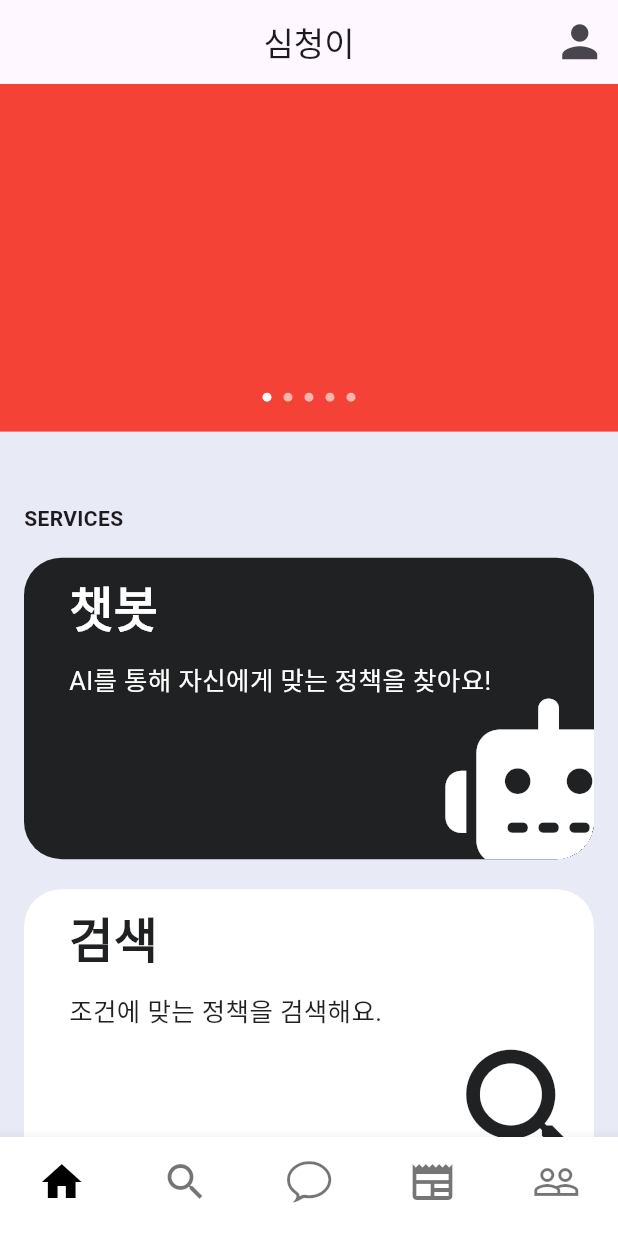
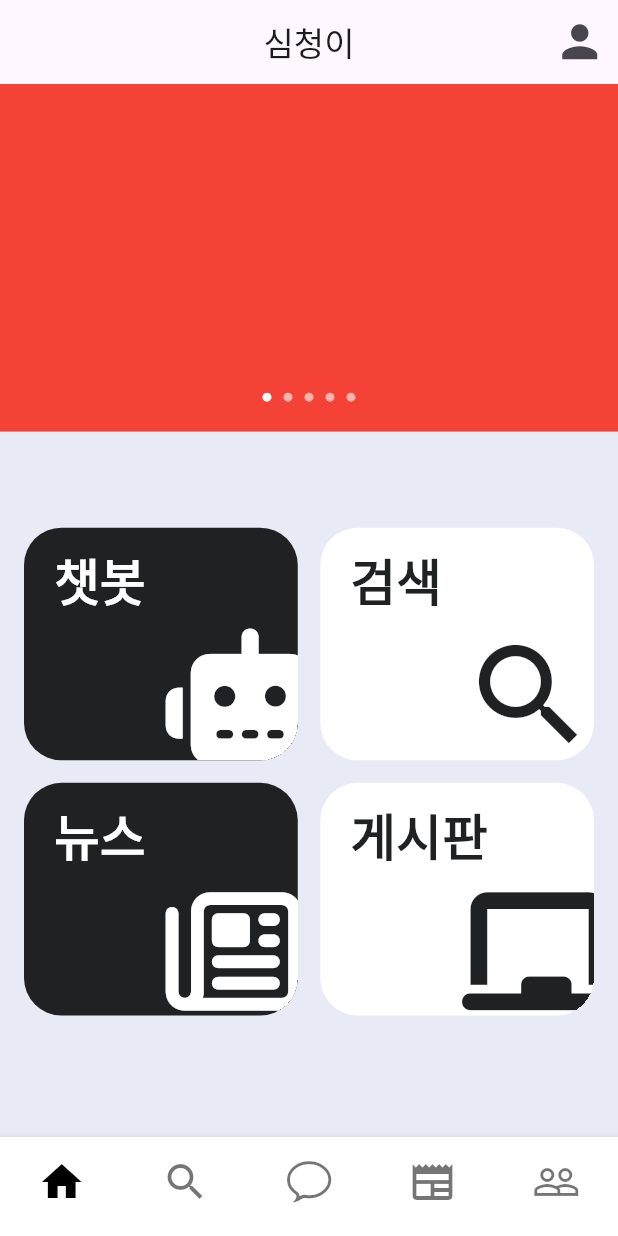
Before and after one commit to Ferrorist/Simcheonge, a Flutter app: the screen it shows after launch, on a phone screen of 412 x 824 dp. Run offline on Flutter 3.47's test engine with Material 3 defaults, Android fonts, the light colour scheme and no system bars; drawn by our look-alikes of carousel_slider, smooth_page_indicator; our stand-ins replace font_awesome_flutter, shared_preferences.

```diff
--- a/simcheonge_front/lib/screens/home_screen.dart
+++ b/simcheonge_front/lib/screens/home_screen.dart
@@ -4,7 +4,7 @@ import 'package:simcheonge_front/screens/article_screen.dart';
 import 'package:simcheonge_front/screens/chatbot_screen.dart';
 import 'package:simcheonge_front/screens/news_screen.dart';
 import 'package:simcheonge_front/screens/search_screen.dart';
-import 'package:simcheonge_front/widgets/main_button.dart'; // MainButton 위젯 import
+import 'package:simcheonge_front/widgets/main_button.dart'; // 수정된 MainButton 위젯 import
 import 'package:carousel_slider/carousel_slider.dart';
 import 'package:smooth_page_indicator/smooth_page_indicator.dart';
 
@@ -18,8 +18,7 @@ class HomeScreen extends StatefulWidget {
 }
 
 class _HomeScreenState extends State<HomeScreen> {
-  // 'activeIndex'를 상태 변수로 선언
-  int activeIndex = 0;
+  int activeIndex = 0; // 'activeIndex'를 상태 변수로 선언
   final List<Color> colors = [
     Colors.red,
     Colors.green,
@@ -81,76 +80,50 @@ class _HomeScreenState extends State<HomeScreen> {
                             alignment: Alignment.bottomCenter,
                             child: indicator()),
                       ])),
-              Column(
-                crossAxisAlignment: CrossAxisAlignment.start,
+              GridView.count(
+                shrinkWrap: true,
+                physics: const NeverScrollableScrollPhysics(), // 스크롤 동작 비활성화
+                crossAxisCount: 2, // 2개의 열
+                childAspectRatio: (1 / 0.85), // 아이템 비율 조정
+                crossAxisSpacing: 15, // 가로 간격
+                mainAxisSpacing: 15, // 세로 간격
+                padding: const EdgeInsets.all(16), // GridView 패딩
                 children: [
-                  const Padding(
-                    padding: EdgeInsets.only(left: 16), // 여기서 왼쪽 마진 추가
-                    child: Text(
-                      'SERVICES',
-                      style: TextStyle(
-                        fontSize: 14,
-                        fontWeight: FontWeight.bold,
-                      ),
-                    ),
-                  ),
-                  const SizedBox(height: 16),
-                  Container(
-                    margin:
-                        const EdgeInsets.only(left: 16, right: 16, bottom: 20),
-                    child: MainButton(
+                  MainButton(
                     name: '챗봇',
-                      sub: 'AI를 통해 자신에게 맞는 정책을 찾아요!',
                     icon: FontAwesomeIcons.robot,
                     isInverted: false,
                     onPressed: () {
-                        widget.changePage(
-                            2); // 'widget.'을 추가하여 부모 위젯의 changePage 함수에 접근
+                      widget.changePage(2);
                     },
                   ),
-                  ),
-                  Container(
-                    margin:
-                        const EdgeInsets.only(left: 16, right: 16, bottom: 20),
-                    child: MainButton(
+                  MainButton(
                     name: '검색',
-                      sub: '조건에 맞는 정책을 검색해요.',
                     icon: Icons.search,
                     isInverted: true,
                     onPressed: () {
-                        widget.changePage(1); // 동일하게 'widget.'을 추가
+                      widget.changePage(1);
                     },
                   ),
-                  ),
-                  Container(
-                    margin:
-                        const EdgeInsets.only(left: 16, right: 16, bottom: 20),
-                    child: MainButton(
+                  MainButton(
                     name: '뉴스',
-                      sub: '최신 기사를 확인하세요!',
                     icon: FontAwesomeIcons.newspaper,
                     isInverted: false,
                     onPressed: () {
-                        widget.changePage(3); // 동일하게 'widget.'을 추가
+                      widget.changePage(3);
                     },
                   ),
-                  ),
-                  Container(
-                    margin:
-                        const EdgeInsets.only(left: 16, right: 16, bottom: 30),
-                    child: MainButton(
+                  MainButton(
                     name: '게시판',
-                      sub: '다른 사람들과 소통해요!',
                     icon: FontAwesomeIcons.chalkboard,
                     isInverted: true,
                     onPressed: () {
-                        widget.changePage(4); // 동일하게 'widget.'을 추가
+                      widget.changePage(4);
                     },
                   ),
+                ],
               ),
               const SizedBox(height: 30),
-                ],
-              ),
             ],
           ),
         ),
--- a/simcheonge_front/lib/screens/login_screen.dart
+++ b/simcheonge_front/lib/screens/login_screen.dart
@@ -1,18 +1,18 @@
 
 
 
-import 'package:flutter/material.dart';
+// import 'package:flutter/material.dart';
 
-class MyApp extends StatelessWidget
+// class MyApp extends StatelessWidget
 
 
 
 
-  const MyApp({super.key});
-const MyApp({super.key});
-const MyApp({super.key});
-const MyApp({super.key});
-@override
-Widget build(BuildContext context) {
-  return ;
-}
+// //   const MyApp({super.key});
+// // const MyApp({super.key});
+// // const MyApp({super.key});
+// // const MyApp({super.key});
+// @override
+// Widget build(BuildContext context) {
+//   return ;
+// }
--- a/simcheonge_front/lib/widgets/main_button.dart
+++ b/simcheonge_front/lib/widgets/main_button.dart
@@ -2,7 +2,7 @@ import 'package:flutter/material.dart';
 import 'package:font_awesome_flutter/font_awesome_flutter.dart';
 
 class MainButton extends StatelessWidget {
-  final String name, sub; // 'sub' 파라미터가 이미 존재
+  final String name; // 'sub' 제거
   final IconData icon;
   final bool isInverted;
   final _blackColor = const Color(0xFF1F2123);
@@ -11,7 +11,6 @@ class MainButton extends StatelessWidget {
   const MainButton({
     super.key,
     required this.name,
-    required this.sub,
     required this.icon,
     required this.isInverted,
     this.onPressed,
@@ -27,54 +26,34 @@ class MainButton extends StatelessWidget {
           color: isInverted ? Colors.white : _blackColor,
           borderRadius: BorderRadius.circular(25),
         ),
-        child: Padding(
-          padding:
-              const EdgeInsets.only(top: 10, left: 30, right: 30, bottom: 43),
-          child: Column(
-            mainAxisSize: MainAxisSize.min,
-            crossAxisAlignment: CrossAxisAlignment.start,
+        child: Stack(
           children: [
-              Text(
+            // 이름 텍스트: 좌측 상단에 위치
+            Positioned(
+              top: 12,
+              left: 20,
+              child: Text(
                 name,
                 style: TextStyle(
                   color: isInverted ? _blackColor : Colors.white,
-                  fontSize: 32,
+                  fontSize: 33, // 텍스트 크기 조정
                   fontWeight: FontWeight.w600,
                 ),
-                overflow: TextOverflow.ellipsis,
-              ),
-              const SizedBox(height: 13),
-              Text(
-                sub,
-                style: TextStyle(
-                  color: isInverted ? _blackColor : Colors.white,
-                  fontSize: 17,
-                  fontWeight: FontWeight.w400,
               ),
             ),
-              // Spacer() 대신 사용할 수 있는 공간 조절 방법을 선택하세요.
-              const SizedBox(
-                height: 13,
-              ),
-              Align(
-                alignment: Alignment.bottomRight,
-                child: Transform.scale(
-                  scale: 2.2, // 아이콘 크기 배율 조정
-                  child: Transform.translate(
-                    offset: const Offset(5, 7), // 아이콘 위치 조정
+            // 아이콘: 우측 하단에 위치, 일부 잘린 상태로 표시
+            Positioned(
+              right: -2, // 아이콘을 우측으로 이동시켜 잘리게 함
+              bottom: -2, // 아이콘을 하단으로 이동시켜 잘리게 함
               child: Icon(
                 icon,
                 color: isInverted ? _blackColor : Colors.white,
-                      size:
-                          50, // Transform.scale 사용 시 size는 실제 크기에 영향을 덜 미침, scale에 의해 조정됨
-                    ),
-                  ),
+                size: 90, // 아이콘 크기 조정
               ),
             ),
           ],
         ),
       ),
-      ),
     );
   }
 }
```
Also changed, not shown: simcheonge_front/lib/screens/search_filter.dart (added, +242 -0 lines), simcheonge_front/lib/screens/search_screen.dart (+39 -8 lines). Lines whose indentation alone changed are shown as unchanged.
